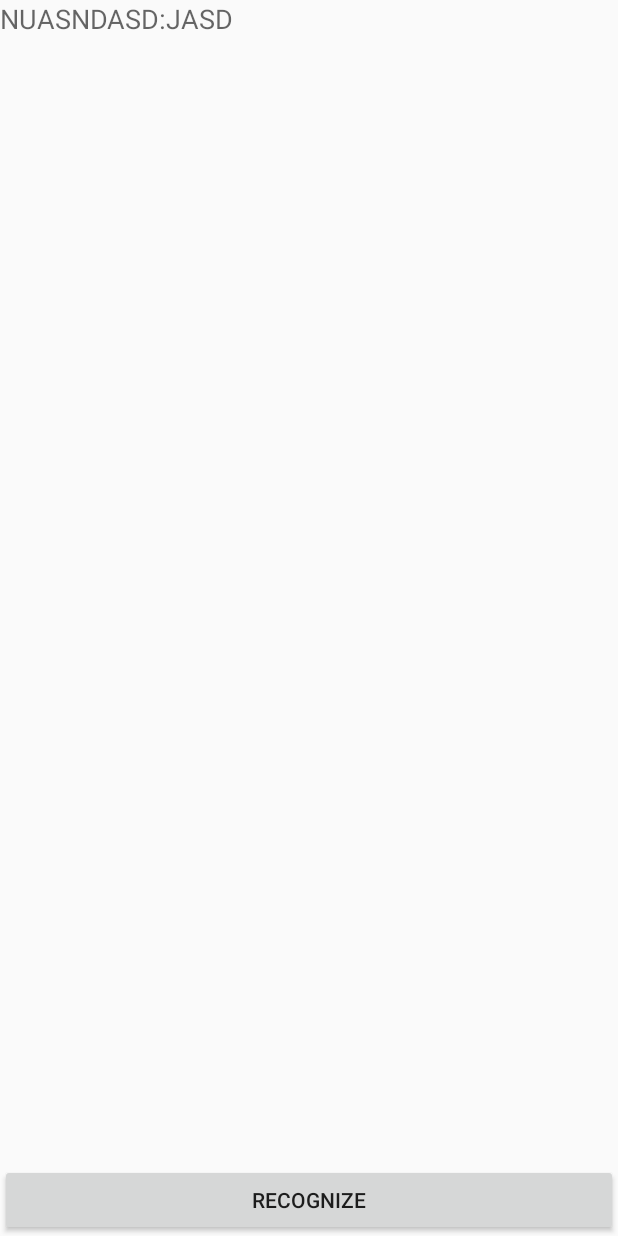
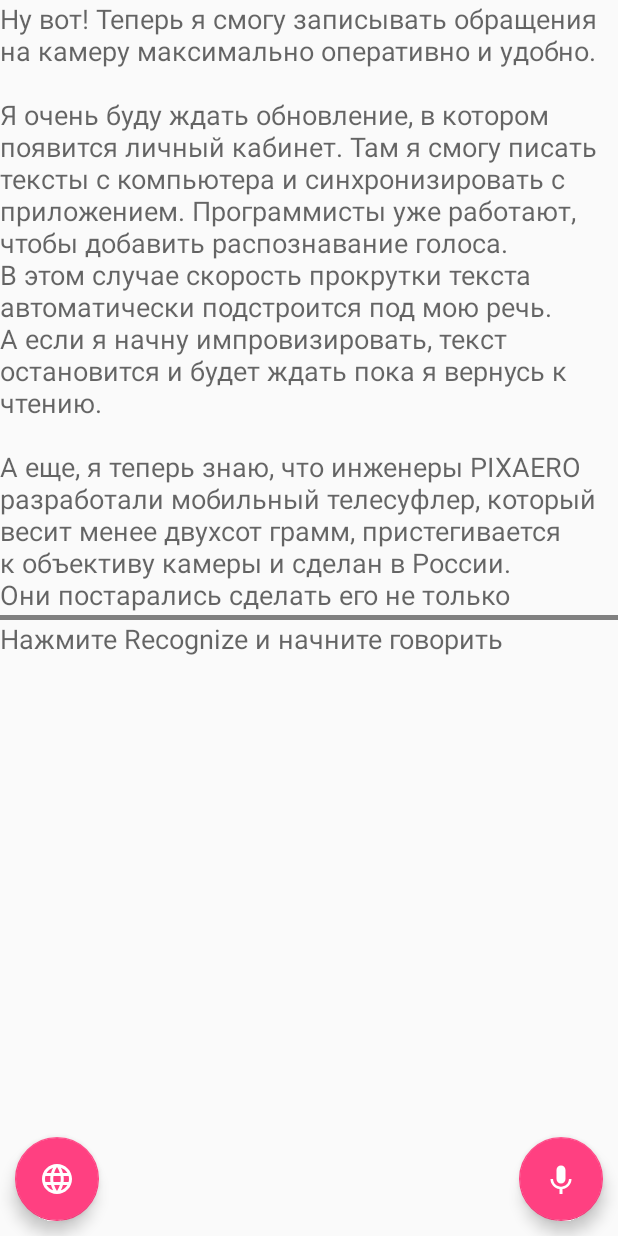
Before and after one commit to N0llPointer/PixaeroSTT, an Android app: the screen it shows after launch (GoogleVoiceRecognition), on a phone screen of 412 x 824 dp. Run offline under Robolectric (Android 15) with nearby library versions, the phone set to English and light mode, and no system bars.

Commit message:
Google Speech Recognizer implementation.

```diff
--- a/app/src/main/java/com/nollpointer/pixaerostt/GoogleVoiceRecognition.java
+++ b/app/src/main/java/com/nollpointer/pixaerostt/GoogleVoiceRecognition.java
@@ -1,24 +1,45 @@
 package com.nollpointer.pixaerostt;
 
+import android.Manifest;
+import android.app.Activity;
+import android.app.AlertDialog;
+import android.content.BroadcastReceiver;
+import android.content.ComponentName;
+import android.content.Context;
+import android.content.DialogInterface;
 import android.content.Intent;
+import android.content.pm.PackageManager;
+import android.os.Build;
 import android.speech.RecognitionListener;
 import android.speech.RecognizerIntent;
 import android.speech.SpeechRecognizer;
+import android.support.annotation.NonNull;
+import android.support.design.widget.FloatingActionButton;
+import android.support.v4.app.ActivityCompat;
+import android.support.v4.content.ContextCompat;
 import android.support.v7.app.AppCompatActivity;
 import android.os.Bundle;
 import android.util.Log;
 import android.view.View;
+import android.widget.ArrayAdapter;
 import android.widget.Button;
 import android.widget.TextView;
 
 import java.util.ArrayList;
+import java.util.List;
 
 public class GoogleVoiceRecognition extends AppCompatActivity {
 
     public static final String TAG = "GVR";
 
-    Button recognizeButton;
+    private Intent recognizerIntent;
+
+    private List<String> languages;
+
+    FloatingActionButton recognizeButton;
+    FloatingActionButton languageButton;
     TextView recognizedText;
+    TextView originalText;
 
     SpeechRecognizer recognizer;
 
@@ -27,24 +48,144 @@ public class GoogleVoiceRecognition extends AppCompatActivity {
         super.onCreate(savedInstanceState);
         setContentView(R.layout.activity_google_voice_recognition);
         recognizeButton = findViewById(R.id.recognize_button);
+        languageButton = findViewById(R.id.language_button);
         recognizedText = findViewById(R.id.recognized_text);
+        originalText = findViewById(R.id.original_text);
+
+        searchForLanguages();
+
+        int permissionRecord = ContextCompat.checkSelfPermission(getApplicationContext(), Manifest.permission.RECORD_AUDIO);
+        if (permissionRecord != PackageManager.PERMISSION_GRANTED) {
+            ActivityCompat.requestPermissions(this, new String[]{Manifest.permission.RECORD_AUDIO}, 1);
+            return;
+        }
+
+        recognizerIntent = createIntentForRecognizer(null);
+
+        initializeRecognizer();
+
+        originalText.setText(demo);
+        recognizedText.setText("Нажмите Recognize и начните говорить");
+    }
+
+    private void initializeRecognizer(){
         recognizer = SpeechRecognizer.createSpeechRecognizer(this);
         recognizer.setRecognitionListener(new SpeechListener());
         recognizeButton.setOnClickListener(new View.OnClickListener() {
             @Override
             public void onClick(View v) {
-                Intent intent = new Intent(RecognizerIntent.ACTION_RECOGNIZE_SPEECH);
-                intent.putExtra(RecognizerIntent.EXTRA_LANGUAGE_MODEL,RecognizerIntent.LANGUAGE_MODEL_FREE_FORM);
-                intent.putExtra(RecognizerIntent.EXTRA_CALLING_PACKAGE,"com.nollpointer.pixaerostt");
-                intent.putExtra(RecognizerIntent.EXTRA_PARTIAL_RESULTS, true);
-
-                intent.putExtra(RecognizerIntent.EXTRA_MAX_RESULTS,5);
-                recognizer.startListening(intent);
-                Log.wtf("111111","11111111");
+                //Intent intent = createIntentForRecognizer(null);
+                recognizer.startListening(recognizerIntent);
             }
         });
 
-        recognizedText.setText("NUASNDASD:JASD");
+        languageButton.setOnClickListener(new View.OnClickListener() {
+            @Override
+            public void onClick(View v) {
+//                showInstallOfflineVoiceFiles();
+
+                AlertDialog.Builder builder = new AlertDialog.Builder(GoogleVoiceRecognition.this);
+                builder.setTitle("Pick Language");
+                builder.setNegativeButton("Отмена", new DialogInterface.OnClickListener() {
+                    @Override
+                    public void onClick(DialogInterface dialog, int which) {
+                        dialog.dismiss();
+                    }
+                });
+                String[] array = new String[languages.size()];
+                array = languages.toArray(array);
+                builder.setAdapter(new ArrayAdapter<String>(GoogleVoiceRecognition.this, android.R.layout.simple_list_item_1, array), new DialogInterface.OnClickListener() {
+                    @Override
+                    public void onClick(DialogInterface dialog, int which) {
+                        recognizer.stopListening();
+                        recognizerIntent = createIntentForRecognizer(languages.get(which));
+                        Log.wtf(TAG,languages.get(which));
+                        dialog.dismiss();
+                    }
+                });
+                builder.create().show();
+            }
+        });
+    }
+
+    public Intent createIntentForRecognizer(String language){
+        Intent intent = new Intent(RecognizerIntent.ACTION_RECOGNIZE_SPEECH);
+        intent.putExtra(RecognizerIntent.EXTRA_LANGUAGE_MODEL,RecognizerIntent.LANGUAGE_MODEL_FREE_FORM);
+        intent.putExtra(RecognizerIntent.EXTRA_CALLING_PACKAGE,"com.nollpointer.pixaerostt");
+        intent.putExtra(RecognizerIntent.EXTRA_PARTIAL_RESULTS, true);
+
+        // Выставление минимального времени для распознователя
+        intent.putExtra(RecognizerIntent.EXTRA_SPEECH_INPUT_POSSIBLY_COMPLETE_SILENCE_LENGTH_MILLIS,15 * 1000);
+        intent.putExtra(RecognizerIntent.EXTRA_SPEECH_INPUT_COMPLETE_SILENCE_LENGTH_MILLIS,15 * 1000);
+        intent.putExtra(RecognizerIntent.EXTRA_SPEECH_INPUT_MINIMUM_LENGTH_MILLIS,15 * 1000);
+
+        if(Build.VERSION.SDK_INT >= 23)
+            intent.putExtra(RecognizerIntent.EXTRA_PREFER_OFFLINE,true);
+
+        intent.putExtra(RecognizerIntent.EXTRA_MAX_RESULTS,5);
+
+        if(language != null)
+            intent.putExtra(RecognizerIntent.EXTRA_LANGUAGE,language);
+
+        return intent;
+    }
+
+    public void searchForLanguages(){
+        Intent details = RecognizerIntent.getVoiceDetailsIntent(this);
+        sendOrderedBroadcast(details,null,new LanguageDetailsChecker(),null, Activity.RESULT_OK,null,null);
+    }
+
+    public static final String PACKAGE_NAME_GOOGLE_NOW = "com.google.android.googlequicksearchbox";
+    public static final String ACTIVITY_INSTALL_OFFLINE_FILES = "com.google.android.voicesearch.greco3.languagepack.InstallActivity";
+
+    public boolean showInstallOfflineVoiceFiles() {
+
+        String PACKAGE_NAME_GOOGLE_NOW = "com.google.android.googlequicksearchbox";
+        String ACTIVITY_INSTALL_OFFLINE_FILES = "com.google.android.voicesearch.greco3.languagepack.InstallActivity";
+
+
+        final Intent intent = new Intent();
+        intent.setComponent(new ComponentName(PACKAGE_NAME_GOOGLE_NOW, ACTIVITY_INSTALL_OFFLINE_FILES));
+
+        intent.setFlags(Intent.FLAG_ACTIVITY_NEW_TASK | Intent.FLAG_ACTIVITY_CLEAR_TOP);
+
+        try {
+            startActivity(intent);
+            return true;
+        } catch (final Exception e) {}
+
+        return false;
+    }
+
+    @Override
+    public void onRequestPermissionsResult(int requestCode, @NonNull String[] permissions, @NonNull int[] grantResults) {
+        super.onRequestPermissionsResult(requestCode, permissions, grantResults);
+
+        if(requestCode == 1){
+            if(grantResults.length > 0 && grantResults[0] == PackageManager.PERMISSION_GRANTED)
+                initializeRecognizer();
+            else
+                finish();
+        }
+    }
+
+    class LanguageDetailsChecker extends BroadcastReceiver{
+        List<String> supportedLanguages;
+
+        @Override
+        public void onReceive(Context context, Intent intent) {
+            Bundle results = getResultExtras(true);
+            if(results.containsKey(RecognizerIntent.EXTRA_SUPPORTED_LANGUAGES)){
+                supportedLanguages = results.getStringArrayList(RecognizerIntent.EXTRA_SUPPORTED_LANGUAGES);
+                for(String s: supportedLanguages)
+                    Log.wtf(TAG,s);
+                languages = supportedLanguages;
+            }
+            if(results.containsKey(RecognizerIntent.EXTRA_LANGUAGE_PREFERENCE)) {
+                String prefs = results.getString(RecognizerIntent.EXTRA_LANGUAGE_PREFERENCE);
+                Log.wtf("Preferences: ",prefs);
+            }
+        }
     }
 
     class SpeechListener implements RecognitionListener{
@@ -104,4 +245,13 @@ public class GoogleVoiceRecognition extends AppCompatActivity {
         }
     }
 
+    private static final String demo = "Ну вот! Теперь я смогу записывать обращения на камеру максимально оперативно и удобно.\n" +
+            "\n" +
+            "Я очень буду ждать обновление, в котором появится личный кабинет. Там я смогу писать тексты с компьютера и синхронизировать с приложением. Программисты уже работают, чтобы добавить распознавание голоса. В этом случае скорость прокрутки текста автоматически подстроится под мою речь. А если я начну импровизировать, текст остановится и будет ждать пока я вернусь к чтению.\n" +
+            "\n" +
+            "А еще, я теперь знаю, что инженеры PIXAERO разработали мобильный телесуфлер, который весит менее двухсот грамм, пристегивается к объективу камеры и сделан в России. Они постарались сделать его не только очень качественным и надежным, но и одним из самых доступных телесуфлеров в мире! Больше информации о суфлере PIXAERO MOBUS я всегда могу найти на сайте pixaero.pro.\n" +
+            "\n" +
+            "Если у меня возникнут идеи как сделать приложение или суфлер еще более удобным, я напишу ребятам из PIXAERO и они постараются воплотить это в жизнь!";
+
+
 }
--- /dev/null
+++ b/app/src/main/res/drawable/ic_language.xml
@@ -0,0 +1,5 @@
+<vector android:height="24dp" android:tint="#FFFFFF"
+    android:viewportHeight="24.0" android:viewportWidth="24.0"
+    android:width="24dp" xmlns:android="http://schemas.android.com/apk/res/android">
+    <path android:fillColor="#FF000000" android:pathData="M11.99,2C6.47,2 2,6.48 2,12s4.47,10 9.99,10C17.52,22 22,17.52 22,12S17.52,2 11.99,2zM18.92,8h-2.95c-0.32,-1.25 -0.78,-2.45 -1.38,-3.56 1.84,0.63 3.37,1.91 4.33,3.56zM12,4.04c0.83,1.2 1.48,2.53 1.91,3.96h-3.82c0.43,-1.43 1.08,-2.76 1.91,-3.96zM4.26,14C4.1,13.36 4,12.69 4,12s0.1,-1.36 0.26,-2h3.38c-0.08,0.66 -0.14,1.32 -0.14,2 0,0.68 0.06,1.34 0.14,2L4.26,14zM5.08,16h2.95c0.32,1.25 0.78,2.45 1.38,3.56 -1.84,-0.63 -3.37,-1.9 -4.33,-3.56zM8.03,8L5.08,8c0.96,-1.66 2.49,-2.93 4.33,-3.56C8.81,5.55 8.35,6.75 8.03,8zM12,19.96c-0.83,-1.2 -1.48,-2.53 -1.91,-3.96h3.82c-0.43,1.43 -1.08,2.76 -1.91,3.96zM14.34,14L9.66,14c-0.09,-0.66 -0.16,-1.32 -0.16,-2 0,-0.68 0.07,-1.35 0.16,-2h4.68c0.09,0.65 0.16,1.32 0.16,2 0,0.68 -0.07,1.34 -0.16,2zM14.59,19.56c0.6,-1.11 1.06,-2.31 1.38,-3.56h2.95c-0.96,1.65 -2.49,2.93 -4.33,3.56zM16.36,14c0.08,-0.66 0.14,-1.32 0.14,-2 0,-0.68 -0.06,-1.34 -0.14,-2h3.38c0.16,0.64 0.26,1.31 0.26,2s-0.1,1.36 -0.26,2h-3.38z"/>
+</vector>
--- /dev/null
+++ b/app/src/main/res/drawable/ic_voice.xml
@@ -0,0 +1,5 @@
+<vector android:height="24dp" android:tint="#FFFFFF"
+    android:viewportHeight="24.0" android:viewportWidth="24.0"
+    android:width="24dp" xmlns:android="http://schemas.android.com/apk/res/android">
+    <path android:fillColor="#FF000000" android:pathData="M12,15c1.66,0 2.99,-1.34 2.99,-3L15,6c0,-1.66 -1.34,-3 -3,-3S9,4.34 9,6v6c0,1.66 1.34,3 3,3zM17.3,12c0,3 -2.54,5.1 -5.3,5.1S6.7,15 6.7,12L5,12c0,3.42 2.72,6.23 6,6.72L11,22h2v-3.28c3.28,-0.48 6,-3.3 6,-6.72h-1.7z"/>
+</vector>
--- a/app/src/main/res/layout/activity_google_voice_recognition.xml
+++ b/app/src/main/res/layout/activity_google_voice_recognition.xml
@@ -1,8 +1,34 @@
 <?xml version="1.0" encoding="utf-8"?>
+
+<FrameLayout
+    xmlns:android="http://schemas.android.com/apk/res/android"
+    xmlns:app="http://schemas.android.com/apk/res-auto"
+    android:layout_width="match_parent"
+    android:layout_height="match_parent">
+
     <LinearLayout xmlns:android="http://schemas.android.com/apk/res/android"
         android:layout_width="match_parent"
         android:layout_height="match_parent"
         android:orientation="vertical">
+
+        <ScrollView
+            android:layout_width="match_parent"
+            android:layout_height="0dp"
+            android:layout_weight="1">
+
+            <TextView
+                android:layout_width="match_parent"
+                android:layout_height="wrap_content"
+                android:id="@+id/original_text"
+                android:textAppearance="?android:textAppearanceMedium"/>
+
+        </ScrollView>
+
+
+        <View
+            android:layout_width="match_parent"
+            android:layout_height="3dp"
+            android:background="#808080" />
 
         <TextView
             android:layout_width="match_parent"
@@ -11,11 +37,24 @@
             android:id="@+id/recognized_text"
             android:textAppearance="?android:textAppearanceMedium"/>
 
-    <Button
-        android:layout_width="match_parent"
+    </LinearLayout>
+
+    <android.support.design.widget.FloatingActionButton
+        android:layout_width="wrap_content"
         android:layout_height="wrap_content"
         android:text="Recognize"
-        android:id="@+id/recognize_button"/>
+        android:src="@drawable/ic_voice"
+        android:layout_margin="10dp"
+        android:id="@+id/recognize_button"
+        android:layout_gravity="bottom|end"/>
 
+    <android.support.design.widget.FloatingActionButton
+        android:layout_width="wrap_content"
+        android:layout_height="wrap_content"
+        android:text="Pick Language"
+        android:src="@drawable/ic_language"
+        android:layout_margin="10dp"
+        android:id="@+id/language_button"
+        android:layout_gravity="bottom|start"/>
 
-</LinearLayout>
+</FrameLayout>
```
Lines whose indentation alone changed are shown as unchanged.
